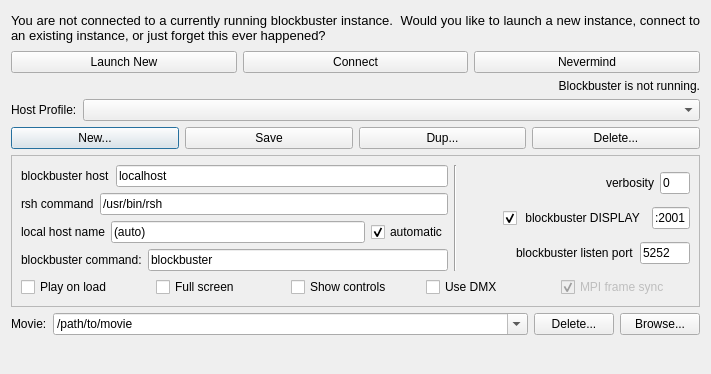
The window that blockbuster/src/blockbuster/sidecar/blockbusterLaunchDialog.ui (LLNL/blockbuster) describes before a commit, drawn with Qt 5.
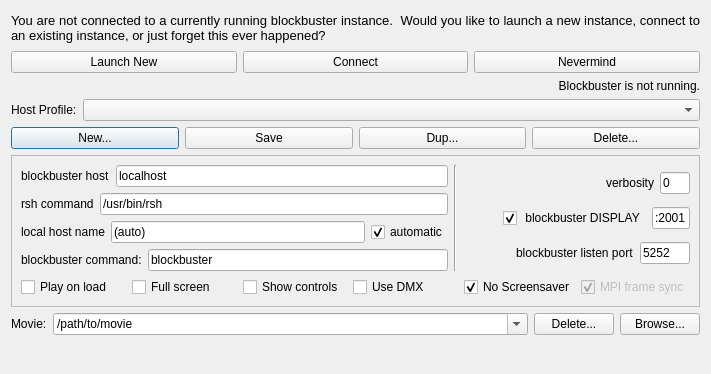
The same window after the commit.

Commit message: Added "noscreensaver" option to sidecar GUI and blockbuster command line/environment parser, which generates a fake mouse click every 90 seconds to prevent screensavers from activating.

```diff
--- a/blockbuster/src/blockbuster/sidecar/blockbusterLaunchDialog.ui
+++ b/blockbuster/src/blockbuster/sidecar/blockbusterLaunchDialog.ui
@@ -490,6 +490,19 @@
             </property>
            </widget>
           </item>
+          <item>
+           <widget class="QCheckBox" name="noScreensaverCheckBox">
+            <property name="text">
+             <string>No Screensaver</string>
+            </property>
+            <property name="checked">
+             <bool>true</bool>
+            </property>
+            <property name="tristate">
+             <bool>false</bool>
+            </property>
+           </widget>
+          </item>
           <item>
            <widget class="QCheckBox" name="mpiFrameSyncCheckBox">
             <property name="enabled">
```
The commit also changes 12 other files.
